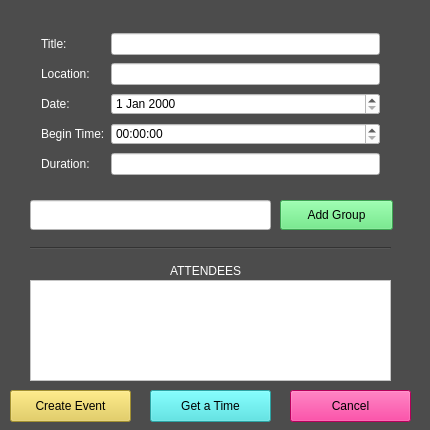
Above: create_group_event.ui from allenh1/timefuse-client before the change. Below: the same form after it.
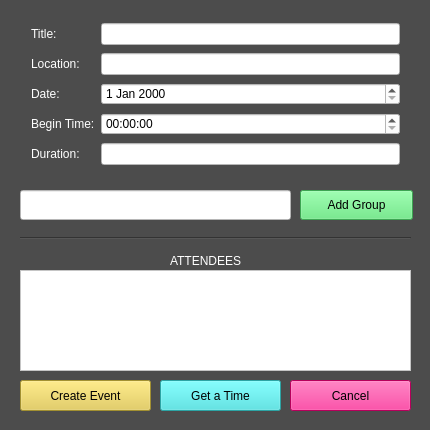
That is the form after the change.

What changed in the file:
```diff
--- a/create_group_event.ui
+++ b/create_group_event.ui
@@ -20,10 +20,10 @@
   <widget class="QWidget" name="gridLayoutWidget">
    <property name="geometry">
     <rect>
-     <x>30</x>
-     <y>20</y>
-     <width>361</width>
-     <height>172</height>
+     <x>20</x>
+     <y>10</y>
+     <width>391</width>
+     <height>173</height>
     </rect>
    </property>
    <layout class="QGridLayout" name="gridLayout">
@@ -123,9 +123,9 @@
    <property name="geometry">
     <rect>
      <x>290</x>
-     <y>390</y>
+     <y>380</y>
      <width>121</width>
-     <height>32</height>
+     <height>31</height>
     </rect>
    </property>
    <property name="styleSheet">
@@ -139,10 +139,10 @@
   <widget class="QPushButton" name="create_event">
    <property name="geometry">
     <rect>
-     <x>10</x>
-     <y>390</y>
-     <width>121</width>
-     <height>32</height>
+     <x>20</x>
+     <y>380</y>
+     <width>131</width>
+     <height>31</height>
     </rect>
    </property>
    <property name="styleSheet">
@@ -157,7 +157,7 @@
    <property name="geometry">
     <rect>
      <x>170</x>
-     <y>260</y>
+     <y>250</y>
      <width>91</width>
      <height>21</height>
     </rect>
@@ -173,8 +173,8 @@
   <widget class="QPushButton" name="add_member">
    <property name="geometry">
     <rect>
-     <x>280</x>
-     <y>200</y>
+     <x>300</x>
+     <y>190</y>
      <width>113</width>
      <height>30</height>
     </rect>
@@ -190,9 +190,9 @@
   <widget class="QLineEdit" name="group_to_add">
    <property name="geometry">
     <rect>
-     <x>30</x>
-     <y>200</y>
-     <width>241</width>
+     <x>20</x>
+     <y>190</y>
+     <width>271</width>
      <height>30</height>
     </rect>
    </property>
@@ -203,9 +203,9 @@
   <widget class="QListWidget" name="attendees_list">
    <property name="geometry">
     <rect>
-     <x>30</x>
-     <y>280</y>
-     <width>361</width>
+     <x>20</x>
+     <y>270</y>
+     <width>391</width>
      <height>101</height>
     </rect>
    </property>
@@ -216,9 +216,9 @@
   <widget class="Line" name="line">
    <property name="geometry">
     <rect>
-     <x>30</x>
-     <y>240</y>
-     <width>361</width>
+     <x>20</x>
+     <y>230</y>
+     <width>391</width>
      <height>16</height>
     </rect>
    </property>
@@ -229,10 +229,10 @@
   <widget class="QPushButton" name="get_a_time">
    <property name="geometry">
     <rect>
-     <x>150</x>
-     <y>390</y>
+     <x>160</x>
+     <y>380</y>
      <width>121</width>
-     <height>32</height>
+     <height>31</height>
     </rect>
    </property>
    <property name="styleSheet">
```
Left out of the diff: 14 changed lines with no effect on the pictures.
